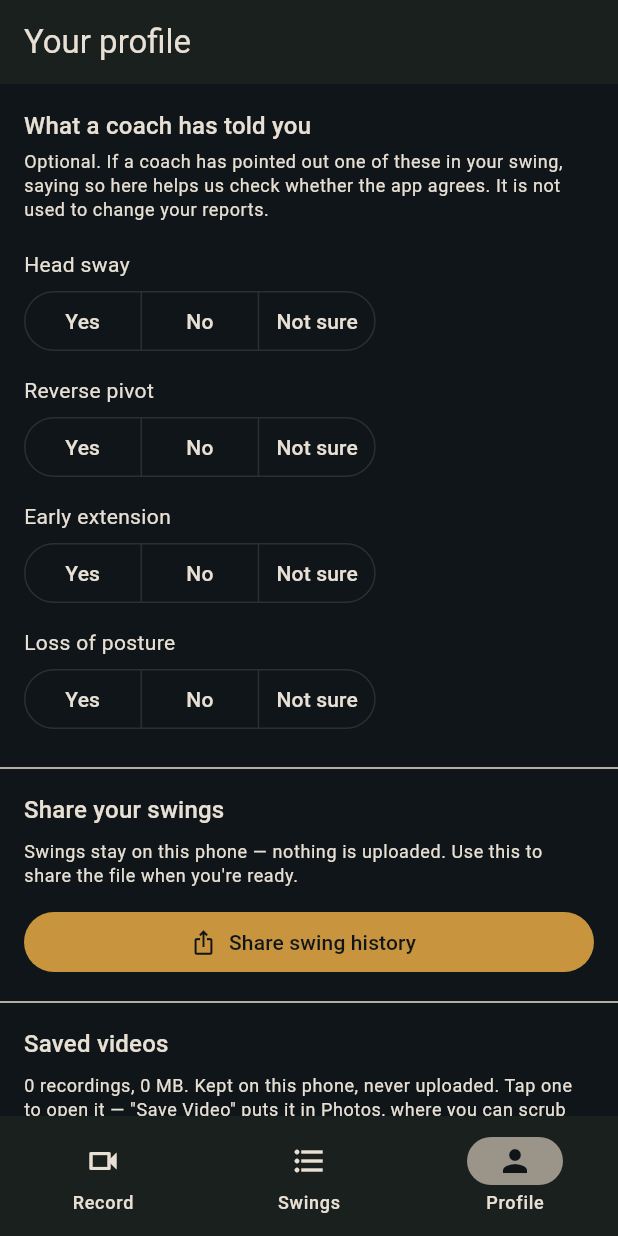
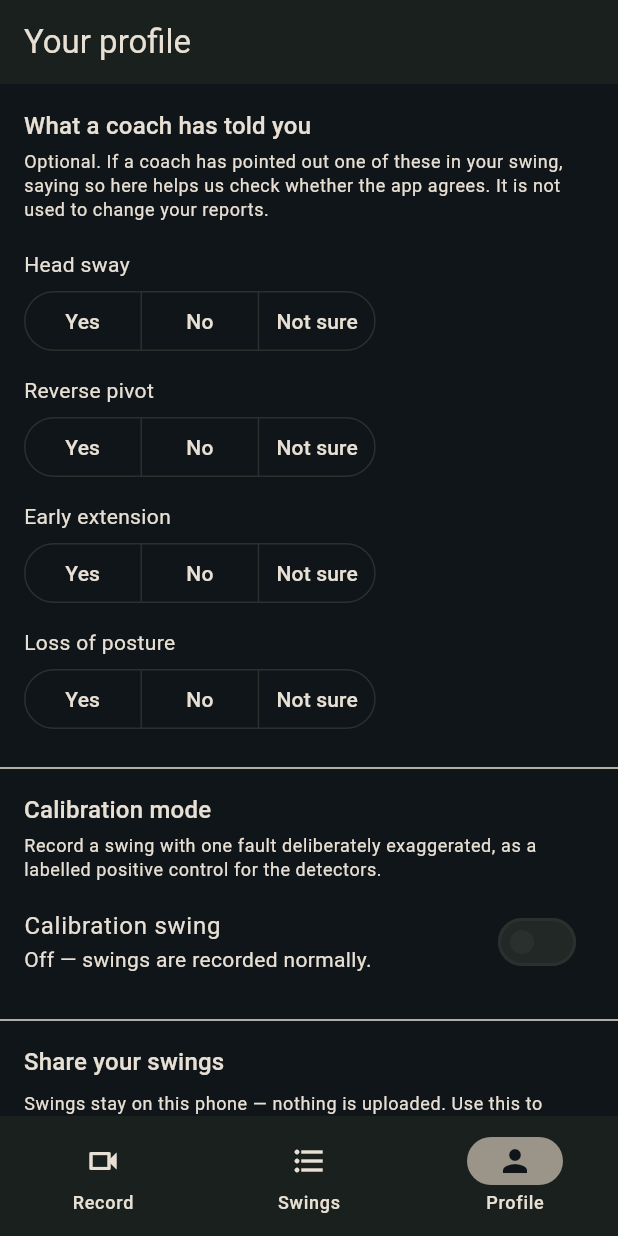
Before and after one commit to floresgl1/golf-swing-analyzer, a Flutter app: the screen it shows after launch, item 3 of the bottom bar chosen, on a phone screen of 412 x 824 dp. Run offline on Flutter 3.47's test engine with Material 3 defaults, Android fonts, the phone set to English and light mode, and no system bars; our stand-ins replace camera, share_plus; missing offline and left inert: ffmpeg_kit_flutter_new, google_mlkit_pose_detection.

Commit message:
Item 2: Fix CameraPreview stretch bug, move calibration to Profile
CameraPreview aspect ratio fix:
  CameraPreview was a non-positioned child of Stack(fit: expand),
  which passed it tight constraints. Its internal AspectRatio could
  not honor the camera's ratio, so the preview stretched to the
  screen shape — a measurement-quality issue because the golfer
  frames against a distorted image. Fixed with FittedBox.cover +
  SizedBox sized to the camera's natural ratio, which center-crops
  the overflow.

Calibration mode moved to Profile:
  The SwingKindSelector (Normal/Exaggerated + fault picker) was
  removed from the viewfinder in an earlier session but left no
  way to access calibration swings at all. Now:
  - Participant model carries calibrationMode + calibrationFault
  - Profile has a Calibration section with a toggle and fault picker
  - Record screen reads from participant instead of local state
  This puts corpus instrumentation behind a Profile toggle, off the
  viewfinder, as ROADMAP item 2 requires.

Co-Authored-By: Claude Opus 4.6 <noreply@anthropic.com>
Claude-Session: https://claude.ai/code/session_01SJTHsMBHQkjJPeB8B5HJsE

```diff
--- a/flutter_app/lib/src/analysis/participant.dart
+++ b/flutter_app/lib/src/analysis/participant.dart
@@ -61,6 +61,16 @@ class Participant {
   /// Per fault id: has a coach identified this fault in this golfer?
   final Map<String, CoachConfirmation> coachReports;
 
+  /// When true, the next swing is recorded as a calibration swing — a
+  /// labelled positive control with one fault deliberately exaggerated.
+  /// Lives on the participant rather than the record screen because the
+  /// ROADMAP requires it off the viewfinder and behind a Profile toggle.
+  final bool calibrationMode;
+
+  /// The fault being deliberately exaggerated on a calibration swing. Only
+  /// meaningful when [calibrationMode] is true. Defaults to head sway.
+  final String? calibrationFault;
+
   /// Unknown keys from the stored file, preserved on write.
   final Map<String, dynamic> _source;
 
@@ -69,18 +79,24 @@ class Participant {
     required this.createdAt,
     this.handedness,
     this.coachReports = const {},
+    this.calibrationMode = false,
+    this.calibrationFault,
     Map<String, dynamic> source = const <String, dynamic>{},
   }) : _source = source;
 
   Participant copyWith({
     Handedness? handedness,
     Map<String, CoachConfirmation>? coachReports,
+    bool? calibrationMode,
+    String? calibrationFault,
   }) =>
       Participant(
         id: id,
         createdAt: createdAt,
         handedness: handedness ?? this.handedness,
         coachReports: coachReports ?? this.coachReports,
+        calibrationMode: calibrationMode ?? this.calibrationMode,
+        calibrationFault: calibrationFault ?? this.calibrationFault,
         source: _source,
       );
 
@@ -98,6 +114,8 @@ class Participant {
       createdAt: DateTime.parse(json['created_at'] as String).toLocal(),
       handedness: Handedness.tryParse(json['handedness']),
       coachReports: reports,
+      calibrationMode: json['calibration_mode'] == true,
+      calibrationFault: json['calibration_fault'] as String?,
       source: json,
     );
   }
@@ -110,6 +128,8 @@ class Participant {
         'coach_reports': {
           for (final entry in coachReports.entries) entry.key: entry.value.id,
         },
+        'calibration_mode': calibrationMode,
+        if (calibrationFault != null) 'calibration_fault': calibrationFault,
       };
 
   /// A fresh anonymous participant with a random id.
@@ -220,6 +240,20 @@ class ParticipantStore {
     await save(updated);
     return updated;
   }
+
+  /// Toggle calibration mode on or off, optionally setting the fault.
+  Future<Participant> setCalibration({
+    required bool enabled,
+    String? fault,
+  }) async {
+    final current = await loadOrCreate();
+    final updated = current.copyWith(
+      calibrationMode: enabled,
+      calibrationFault: fault ?? current.calibrationFault,
+    );
+    await save(updated);
+    return updated;
+  }
 }
 
 /// Fault ids a coach report can be recorded against — the same four the
--- a/flutter_app/lib/src/ui/profile_screen.dart
+++ b/flutter_app/lib/src/ui/profile_screen.dart
@@ -1,6 +1,7 @@
 import 'package:flutter/material.dart';
 import 'package:flutter/services.dart';
 
+import '../analysis/faults.dart' show faultIds, faultLabels;
 import '../analysis/measurement_basis.dart' show appVersion;
 import '../analysis/participant.dart';
 import '../analysis/swing_history.dart';
@@ -177,6 +178,32 @@ class _ProfileScreenState extends State<ProfileScreen> {
     }
   }
 
+  Future<void> _setCalibration({required bool enabled, String? fault}) async {
+    final store = widget.store;
+    setState(() {
+      _participant = _participant.copyWith(
+        calibrationMode: enabled,
+        calibrationFault: fault ?? _participant.calibrationFault,
+      );
+    });
+    if (store == null) return;
+    try {
+      final saved = await store.setCalibration(
+        enabled: enabled,
+        fault: fault ?? _participant.calibrationFault,
+      );
+      if (mounted) {
+        setState(() => _participant = saved);
+        widget.onParticipantChanged?.call(saved);
+      }
+    } catch (error) {
+      if (!mounted) return;
+      ScaffoldMessenger.of(context).showSnackBar(
+        SnackBar(content: Text('Could not save: $error')),
+      );
+    }
+  }
+
   /// Anchor the iOS share sheet to the export button.
   ///
   /// Omitting this is not a cosmetic slip: share_plus rejects a null or
@@ -259,6 +286,62 @@ class _ProfileScreenState extends State<ProfileScreen> {
               label: faultLabels[faultId] ?? faultId,
               value: _participant.coachReports[faultId],
               onChanged: (value) => _setReport(faultId, value),
+            ),
+          const Divider(height: 32),
+
+          // Calibration mode — corpus instrumentation, not a golfer feature.
+          // Tucked in Profile so it's accessible without cluttering the
+          // viewfinder. See ROADMAP.md item 2.
+          Padding(
+            padding: const EdgeInsets.fromLTRB(16, 0, 16, 4),
+            child:
+                Text('Calibration mode', style: theme.textTheme.titleMedium),
+          ),
+          Padding(
+            padding: const EdgeInsets.fromLTRB(16, 0, 16, 4),
+            child: Text(
+              'Record a swing with one fault deliberately exaggerated, as a '
+              'labelled positive control for the detectors.',
+              style: theme.textTheme.bodySmall,
+            ),
+          ),
+          SwitchListTile(
+            title: const Text('Calibration swing'),
+            subtitle: _participant.calibrationMode
+                ? Text(
+                    'Next swing will be recorded as a calibration for '
+                    '"${faultLabels[_participant.calibrationFault ?? faultIds.first] ?? faultIds.first}".',
+                  )
+                : const Text('Off — swings are recorded normally.'),
+            value: _participant.calibrationMode,
+            onChanged: widget.store == null
+                ? null
+                : (value) => _setCalibration(enabled: value),
+          ),
+          if (_participant.calibrationMode)
+            Padding(
+              padding: const EdgeInsets.fromLTRB(16, 0, 16, 8),
+              child: DropdownButtonFormField<String>(
+                value: _participant.calibrationFault ?? faultIds.first,
+                decoration: const InputDecoration(
+                  labelText: 'Fault to exaggerate',
+                  border: OutlineInputBorder(),
+                ),
+                items: [
+                  for (final id in faultIds)
+                    DropdownMenuItem(
+                      value: id,
+                      child: Text(faultLabels[id] ?? id),
+                    ),
+                ],
+                onChanged: widget.store == null
+                    ? null
+                    : (value) {
+                        if (value != null) {
+                          _setCalibration(enabled: true, fault: value);
+                        }
+                      },
+              ),
             ),
           const Divider(height: 32),
           Padding(
```
Also changed, not shown: flutter_app/lib/src/ui/record_screen.dart (+30 -7 lines).
